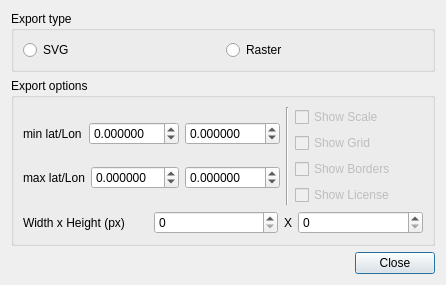
Above: src/Render/NativeRenderDialog.ui from openstreetmap/merkaartor before the change. Below: the same form after it.
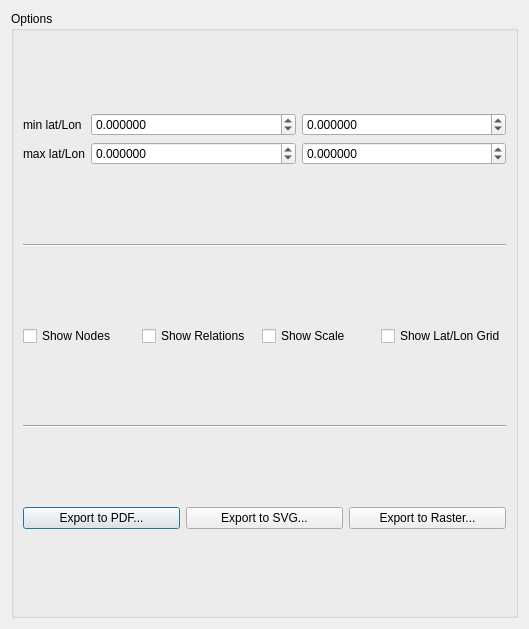
That is the form after the change.

Diff of the .ui file:
```diff
--- a/src/Render/NativeRenderDialog.ui
+++ b/src/Render/NativeRenderDialog.ui
@@ -6,8 +6,8 @@
    <rect>
     <x>0</x>
     <y>0</y>
-    <width>446</width>
-    <height>254</height>
+    <width>529</width>
+    <height>629</height>
    </rect>
   </property>
   <property name="windowTitle">
@@ -15,41 +15,23 @@
   </property>
   <layout class="QVBoxLayout" name="verticalLayout">
    <item>
-    <widget class="QGroupBox" name="groupBox_2">
+    <widget class="QWidget" name="mainWidget" native="true">
+     <layout class="QVBoxLayout" name="verticalLayout_2" stretch="0">
+      <property name="spacing">
+       <number>4</number>
+      </property>
+      <property name="margin">
+       <number>0</number>
+      </property>
+      <item>
+       <widget class="QGroupBox" name="grpOptions">
      <property name="title">
-      <string>Export type</string>
-     </property>
+         <string>Options</string>
+        </property>
+        <layout class="QVBoxLayout" name="verticalLayout_3">
+         <item>
      <layout class="QGridLayout" name="gridLayout">
       <item row="0" column="0">
-       <widget class="QRadioButton" name="rbSVG">
-        <property name="text">
-         <string>SVG</string>
-        </property>
-       </widget>
-      </item>
-      <item row="0" column="1">
-       <widget class="QRadioButton" name="rbBitmap">
-        <property name="text">
-         <string>Raster</string>
-        </property>
-       </widget>
-      </item>
-     </layout>
-    </widget>
-   </item>
-   <item>
-    <widget class="QGroupBox" name="groupBox">
-     <property name="title">
-      <string>Export options</string>
-     </property>
-     <layout class="QVBoxLayout">
-      <item>
-       <layout class="QHBoxLayout">
-        <item>
-         <layout class="QVBoxLayout">
-          <item>
-           <layout class="QHBoxLayout">
-            <item>
              <widget class="QLabel" name="label_3">
               <property name="sizePolicy">
                <sizepolicy hsizetype="Fixed" vsizetype="Preferred">
@@ -68,7 +50,7 @@
               </property>
              </widget>
             </item>
-            <item>
+           <item row="0" column="1">
              <widget class="QDoubleSpinBox" name="sbMinLat">
               <property name="minimumSize">
                <size>
@@ -90,33 +72,7 @@
               </property>
              </widget>
             </item>
-            <item>
-             <widget class="QDoubleSpinBox" name="sbMinLon">
-              <property name="minimumSize">
-               <size>
-                <width>60</width>
-                <height>0</height>
-               </size>
-              </property>
-              <property name="decimals">
-               <number>6</number>
-              </property>
-              <property name="minimum">
-               <double>-180.000000000000000</double>
-              </property>
-              <property name="maximum">
-               <double>180.000000000000000</double>
-              </property>
-              <property name="singleStep">
-               <double>0.010000000000000</double>
-              </property>
-             </widget>
-            </item>
-           </layout>
-          </item>
-          <item>
-           <layout class="QHBoxLayout">
-            <item>
+           <item row="2" column="0">
              <widget class="QLabel" name="label_4">
               <property name="sizePolicy">
                <sizepolicy hsizetype="Fixed" vsizetype="Preferred">
@@ -135,7 +91,7 @@
               </property>
              </widget>
             </item>
-            <item>
+           <item row="2" column="1">
              <widget class="QDoubleSpinBox" name="sbMaxLat">
               <property name="minimumSize">
                <size>
@@ -157,7 +113,29 @@
               </property>
              </widget>
             </item>
-            <item>
+           <item row="0" column="2">
+            <widget class="QDoubleSpinBox" name="sbMinLon">
+             <property name="minimumSize">
+              <size>
+               <width>60</width>
+               <height>0</height>
+              </size>
+             </property>
+             <property name="decimals">
+              <number>6</number>
+             </property>
+             <property name="minimum">
+              <double>-180.000000000000000</double>
+             </property>
+             <property name="maximum">
+              <double>180.000000000000000</double>
+             </property>
+             <property name="singleStep">
+              <double>0.010000000000000</double>
+             </property>
+            </widget>
+           </item>
+           <item row="2" column="2">
              <widget class="QDoubleSpinBox" name="sbMaxLon">
               <property name="minimumSize">
                <size>
@@ -181,21 +159,33 @@
             </item>
            </layout>
           </item>
-         </layout>
-        </item>
         <item>
          <widget class="Line" name="line">
           <property name="orientation">
-           <enum>Qt::Vertical</enum>
+            <enum>Qt::Horizontal</enum>
           </property>
          </widget>
         </item>
         <item>
-         <layout class="QVBoxLayout">
-          <item>
+          <layout class="QGridLayout" name="gridLayout_2">
+           <item row="0" column="0">
+            <widget class="QCheckBox" name="cbShowNodes">
+             <property name="text">
+              <string>Show Nodes</string>
+             </property>
+            </widget>
+           </item>
+           <item row="0" column="1">
+            <widget class="QCheckBox" name="cbShowRelations">
+             <property name="text">
+              <string>Show Relations</string>
+             </property>
+            </widget>
+           </item>
+           <item row="0" column="2">
            <widget class="QCheckBox" name="cbShowScale">
             <property name="enabled">
-             <bool>false</bool>
+              <bool>true</bool>
             </property>
             <property name="text">
              <string>Show Scale</string>
@@ -205,104 +195,57 @@
             </property>
            </widget>
           </item>
-          <item>
+           <item row="0" column="3">
            <widget class="QCheckBox" name="cbShowGrid">
             <property name="enabled">
-             <bool>false</bool>
-            </property>
-            <property name="text">
-             <string>Show Grid</string>
-            </property>
-            <property name="tristate">
              <bool>true</bool>
             </property>
-           </widget>
-          </item>
-          <item>
-           <widget class="QCheckBox" name="cbShowBorders">
-            <property name="enabled">
-             <bool>false</bool>
-            </property>
             <property name="text">
-             <string>Show Borders</string>
+              <string>Show Lat/Lon Grid</string>
             </property>
             <property name="tristate">
-             <bool>true</bool>
-            </property>
-           </widget>
-          </item>
-          <item>
-           <widget class="QCheckBox" name="cbShowLicense">
-            <property name="enabled">
              <bool>false</bool>
             </property>
-            <property name="text">
-             <string>Show License</string>
-            </property>
-            <property name="tristate">
-             <bool>true</bool>
-            </property>
            </widget>
           </item>
          </layout>
         </item>
-       </layout>
+         <item>
+          <widget class="Line" name="line_2">
+           <property name="orientation">
+            <enum>Qt::Horizontal</enum>
+           </property>
+          </widget>
       </item>
       <item>
        <layout class="QHBoxLayout" name="horizontalLayout">
         <item>
-         <widget class="QLabel" name="label">
+            <widget class="QPushButton" name="btExportPDF">
           <property name="text">
-           <string>Width x Height (px)</string>
+              <string>Export to PDF...</string>
           </property>
          </widget>
         </item>
         <item>
-         <widget class="QSpinBox" name="sbPreviewWidth">
-          <property name="maximum">
-           <number>99999</number>
-          </property>
-          <property name="singleStep">
-           <number>32</number>
-          </property>
+            <widget class="QPushButton" name="btExportSVG">
+             <property name="text">
+              <string>Export to SVG...</string>
+             </property>
          </widget>
         </item>
         <item>
-         <widget class="QLabel" name="label_2">
-          <property name="sizePolicy">
-           <sizepolicy hsizetype="Fixed" vsizetype="Preferred">
-            <horstretch>0</horstretch>
-            <verstretch>0</verstretch>
-           </sizepolicy>
-          </property>
+            <widget class="QPushButton" name="btExportRaster">
           <property name="text">
-           <string>X</string>
+              <string>Export to Raster...</string>
           </property>
          </widget>
         </item>
-        <item>
-         <widget class="QSpinBox" name="sbPreviewHeight">
-          <property name="maximum">
-           <number>99999</number>
-          </property>
-          <property name="singleStep">
-           <number>32</number>
-          </property>
-         </widget>
-        </item>
        </layout>
       </item>
      </layout>
     </widget>
    </item>
-   <item>
-    <widget class="QDialogButtonBox" name="buttonBox">
-     <property name="orientation">
-      <enum>Qt::Horizontal</enum>
-     </property>
-     <property name="standardButtons">
-      <set>QDialogButtonBox::Close</set>
-     </property>
+     </layout>
     </widget>
    </item>
   </layout>
```
Left out of the diff: 37 changed lines with no effect on the pictures. Lines whose indentation alone changed are shown as unchanged.
